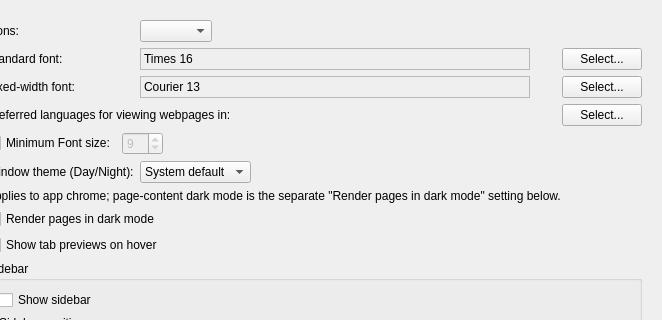
Before: the Qt Designer form src/settings.ui in IT-Space-2026/arktos, drawn with Qt 5; both pictures show x 109 to 771 and y 0 to 320 of the 771 by 1424 pixel window.
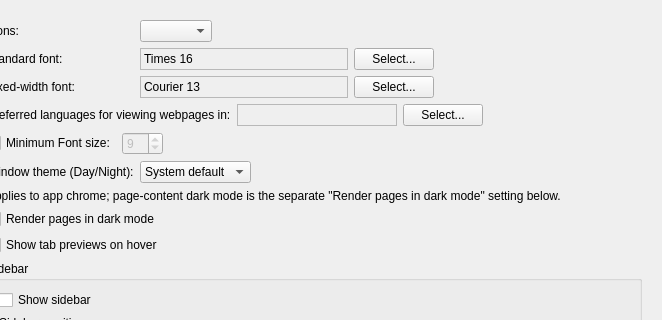
After: the same form once the commit is applied. The open tabs and pages were chosen to show the change. Custom widgets are drawn as their Qt base class.

The edit to the form file:
```diff
--- a/src/settings.ui
+++ b/src/settings.ui
@@ -1159,7 +1159,9 @@
          </property>
         </widget>
        </item>
-       <item row="1" column="1" colspan="2">
+       <item row="1" column="1" colspan="4">
+        <layout class="QHBoxLayout" name="standardFontRowLayout">
+         <item>
         <widget class="QLabel" name="standardLabel">
          <property name="sizePolicy">
           <sizepolicy hsizetype="Expanding" vsizetype="Preferred">
@@ -1167,6 +1169,12 @@
            <verstretch>0</verstretch>
           </sizepolicy>
          </property>
+           <property name="maximumSize">
+            <size>
+             <width>300</width>
+             <height>16777215</height>
+            </size>
+           </property>
          <property name="frameShape">
           <enum>QFrame::StyledPanel</enum>
          </property>
@@ -1178,7 +1186,7 @@
          </property>
         </widget>
        </item>
-       <item row="1" column="4">
+         <item>
         <widget class="QPushButton" name="standardFontButton">
          <property name="sizePolicy">
           <sizepolicy hsizetype="Maximum" vsizetype="Fixed">
@@ -1191,6 +1199,21 @@
          </property>
         </widget>
        </item>
+         <item>
+          <spacer name="standardFontRowSpacer">
+           <property name="orientation">
+            <enum>Qt::Horizontal</enum>
+           </property>
+           <property name="sizeHint" stdset="0">
+            <size>
+             <width>40</width>
+             <height>20</height>
+            </size>
+           </property>
+          </spacer>
+         </item>
+        </layout>
+       </item>
        <item row="2" column="0">
         <widget class="QLabel" name="label_6">
          <property name="text">
@@ -1204,8 +1227,22 @@
          </property>
         </widget>
        </item>
-       <item row="2" column="1" colspan="2">
+       <item row="2" column="1" colspan="4">
+        <layout class="QHBoxLayout" name="fixedFontRowLayout">
+         <item>
         <widget class="QLabel" name="fixedLabel">
+           <property name="sizePolicy">
+            <sizepolicy hsizetype="Expanding" vsizetype="Preferred">
+             <horstretch>0</horstretch>
+             <verstretch>0</verstretch>
+            </sizepolicy>
+           </property>
+           <property name="maximumSize">
+            <size>
+             <width>300</width>
+             <height>16777215</height>
+            </size>
+           </property>
          <property name="frameShape">
           <enum>QFrame::StyledPanel</enum>
          </property>
@@ -1217,7 +1254,7 @@
          </property>
         </widget>
        </item>
-       <item row="2" column="4">
+         <item>
         <widget class="QPushButton" name="fixedFontButton">
          <property name="sizePolicy">
           <sizepolicy hsizetype="Maximum" vsizetype="Fixed">
@@ -1230,6 +1267,21 @@
          </property>
         </widget>
        </item>
+         <item>
+          <spacer name="fixedFontRowSpacer">
+           <property name="orientation">
+            <enum>Qt::Horizontal</enum>
+           </property>
+           <property name="sizeHint" stdset="0">
+            <size>
+             <width>40</width>
+             <height>20</height>
+            </size>
+           </property>
+          </spacer>
+         </item>
+        </layout>
+       </item>
        <item row="3" column="0" colspan="5">
         <layout class="QHBoxLayout" name="languageRowLayout">
          <item>
@@ -1243,17 +1295,32 @@
           </widget>
          </item>
          <item>
-          <spacer name="languageRowSpacer">
-           <property name="orientation">
-            <enum>Qt::Horizontal</enum>
+          <widget class="QLabel" name="acceptLanguagesLabel">
+           <property name="sizePolicy">
+            <sizepolicy hsizetype="Expanding" vsizetype="Preferred">
+             <horstretch>0</horstretch>
+             <verstretch>0</verstretch>
+            </sizepolicy>
            </property>
-           <property name="sizeHint" stdset="0">
+           <property name="maximumSize">
             <size>
-             <width>40</width>
-             <height>20</height>
+             <width>300</width>
+             <height>16777215</height>
             </size>
            </property>
-          </spacer>
+           <property name="frameShape">
+            <enum>QFrame::StyledPanel</enum>
+           </property>
+           <property name="text">
+            <string notr="true"></string>
+           </property>
+           <property name="alignment">
+            <set>Qt::AlignLeft|Qt::AlignVCenter</set>
+           </property>
+           <property name="accessibleName">
+            <string>Preferred webpage languages</string>
+           </property>
+          </widget>
          </item>
          <item>
           <widget class="QPushButton" name="languageButton">
@@ -1268,6 +1335,19 @@
            </property>
           </widget>
          </item>
+         <item>
+          <spacer name="languageRowSpacer">
+           <property name="orientation">
+            <enum>Qt::Horizontal</enum>
+           </property>
+           <property name="sizeHint" stdset="0">
+            <size>
+             <width>40</width>
+             <height>20</height>
+            </size>
+           </property>
+          </spacer>
+         </item>
         </layout>
        </item>
        <item row="4" column="0" colspan="5">
```
Lines whose indentation alone changed are shown as unchanged.
